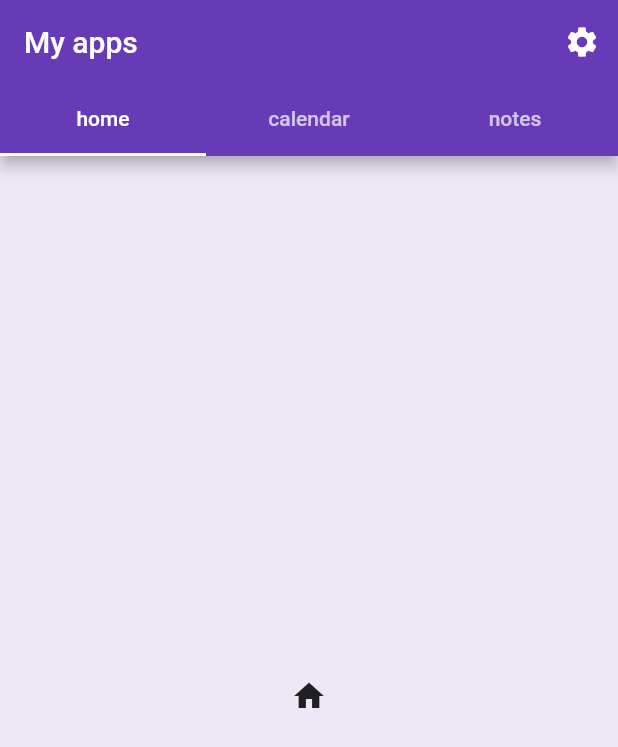
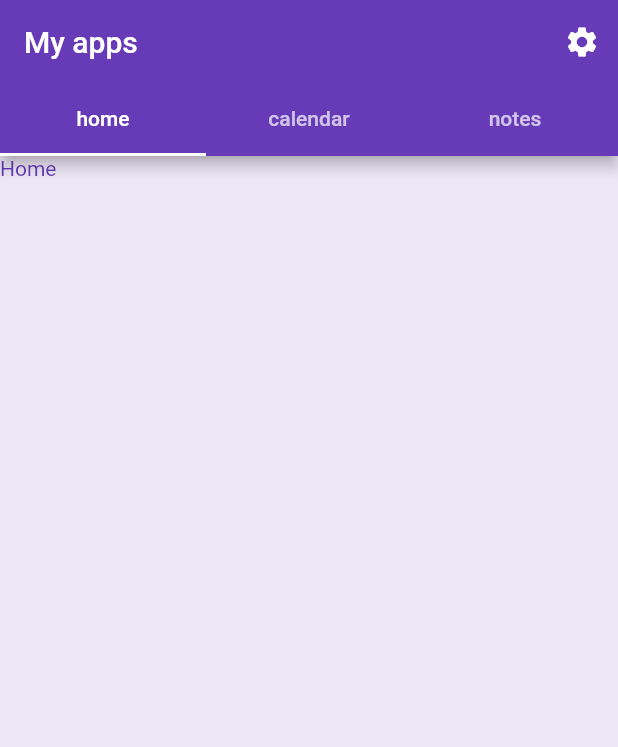
Before and after one commit to IraSoro/period-tracker, a Flutter app: the screen it shows after launch, on a phone screen of 412 x 824 dp. Shown: the top 747 px of the screen. Run offline on Flutter 3.47's test engine with Material 2 defaults, Android fonts, the phone set to English and light mode, and no system bars.

Commit message:
Created application structure

```diff
--- a/lib/main.dart
+++ b/lib/main.dart
@@ -1,5 +1,8 @@
 import 'package:flutter/material.dart';
 import 'settings.dart';
+import 'tabHome.dart';
+import 'tabCalendar.dart';
+import 'tabNotes.dart';
 
 void main() {
   runApp(MaterialApp(
@@ -12,8 +15,6 @@ void main() {
           const TextTheme(bodyText2: TextStyle(color: Colors.deepPurple)),
       scaffoldBackgroundColor: Colors.deepPurple[50],
     ),
-    //TODO:оформить темную тему
-    // darkTheme: ThemeData.dark(),
     initialRoute: '/',
     routes: {
       '/': (BuildContext context) => const MainScreen(),
@@ -55,9 +56,9 @@ class MainScreen extends StatelessWidget {
           ),
           body: const TabBarView(
             children: [
-              Icon(Icons.home),
-              Icon(Icons.calendar_month),
-              Icon(Icons.note),
+              TabHomeWidget(),
+              TabCalendarWidget(),
+              TabNotesWidget(),
             ],
           ),
         ),
--- a/lib/settings.dart
+++ b/lib/settings.dart
@@ -52,6 +52,7 @@ class _InputWidgetState extends State<InputWidget> {
                 child: ElevatedButton(
                   onPressed: () {
                     print("pressed ");
+                    Navigator.pop(context);
                   },
                   child: const Text('Confirm'),
                 ),
@@ -92,7 +93,6 @@ class _LongStatefulWidgetState extends State<LongStatefulWidget> {
       onChanged: (String? newValue) {
         setState(() {
           dropdownValue = newValue!;
-
         });
       },
       items: <String>[
--- /dev/null
+++ b/lib/tabHome.dart
@@ -0,0 +1,29 @@
+import 'package:flutter/material.dart';
+
+class TabHomeWidget extends StatefulWidget {
+  const TabHomeWidget({Key? key}) : super(key: key);
+
+  @override
+  State<TabHomeWidget> createState() => _TabHomeWidgetState();
+}
+
+class _TabHomeWidgetState extends State<TabHomeWidget> {
+  final GlobalKey<FormState> _formKey = GlobalKey<FormState>();
+
+  @override
+  Widget build(BuildContext context) {
+    return Form(
+      key: _formKey,
+      child: Column(
+        mainAxisAlignment: MainAxisAlignment.start,
+        children: <Widget>[
+          Row(
+            children: const [
+              Text('Home'),
+            ],
+          ),
+        ],
+      ),
+    );
+  }
+}
```
Also changed, not shown: lib/tabCalendar.dart (added, +29 -0 lines), lib/tabNotes.dart (added, +29 -0 lines).
